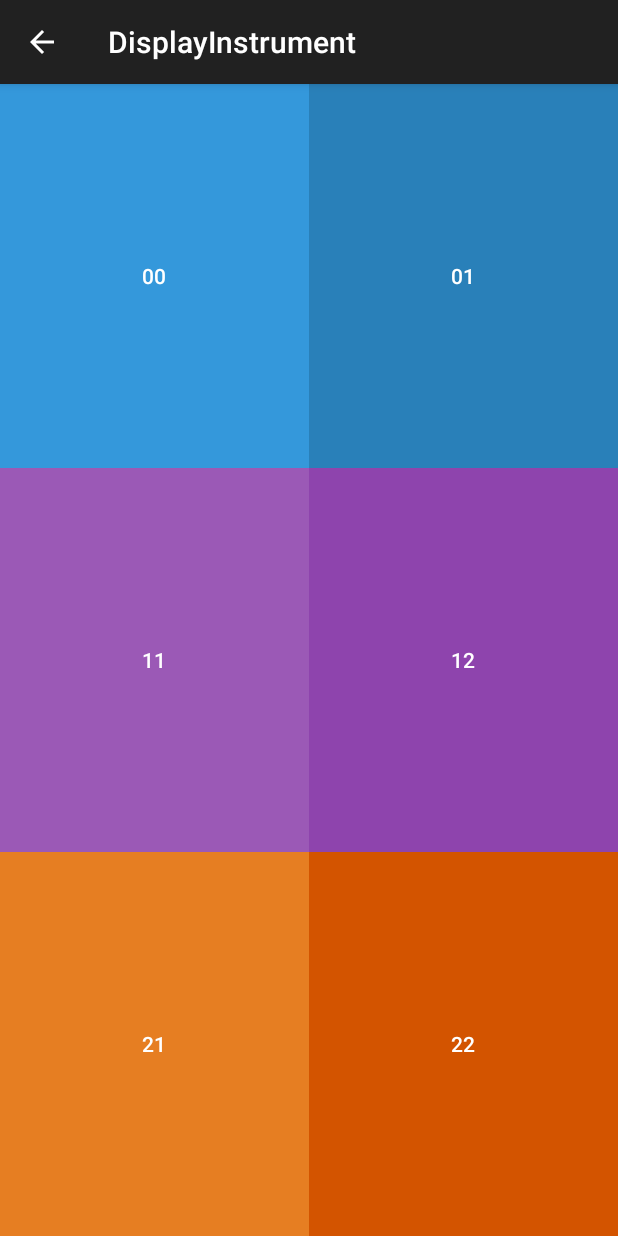
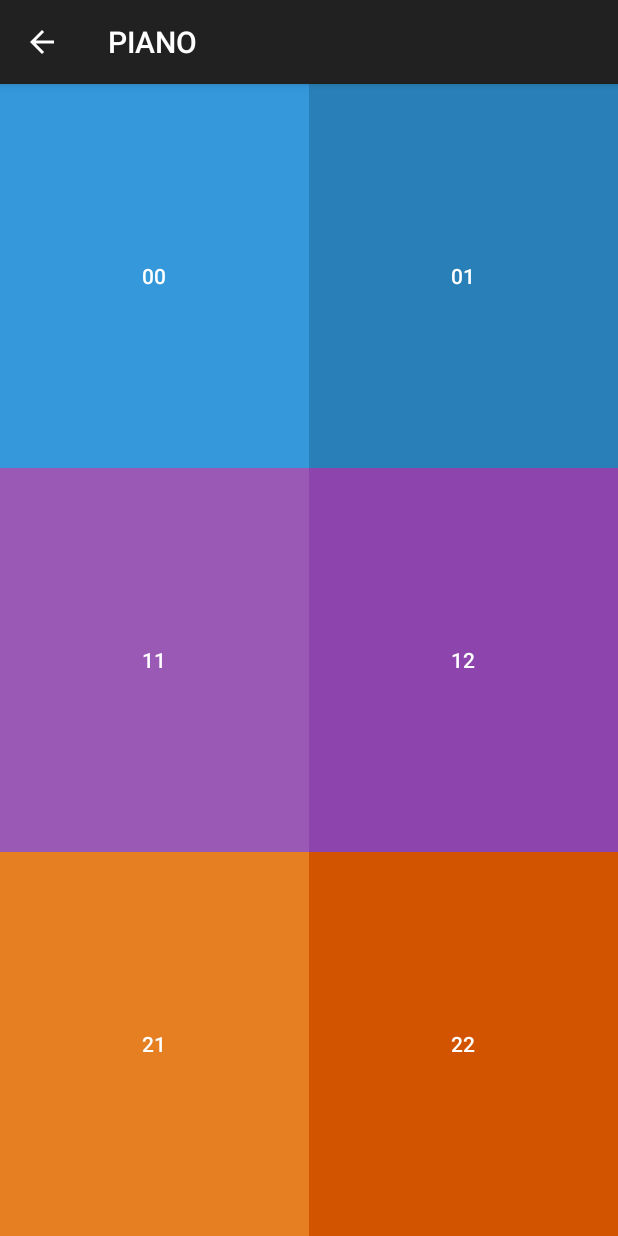
Before and after one commit to helloworld/Drummr-Android, an Android app: the screen it shows after launch (DisplayInstrumentActivity), after a tap on "PIANO", on a phone screen of 412 x 824 dp. Run offline under Robolectric (Android 15) with nearby library versions, the phone set to English and light mode, and no system bars; libraries missing offline, so code that uses them is left out: com.github.nkzawa.emitter, com.github.nkzawa.socketio; 2 statements that could not run were skipped.

Commit message:
Change Title of DisplayInstrumentActivity

```diff
--- a/app/src/main/java/thupukari/com/drummr/DisplayInstrumentActivity.java
+++ b/app/src/main/java/thupukari/com/drummr/DisplayInstrumentActivity.java
@@ -24,8 +24,13 @@ public class DisplayInstrumentActivity extends ActionBarActivity {
     protected void onCreate(Bundle savedInstanceState) {
         super.onCreate(savedInstanceState);
 
+
+
         Intent intent = getIntent();
         final String intrument = intent.getStringExtra(MainActivity.EXTRA_INSTRUMENT);
+
+        setTitle(intrument.toUpperCase());
+
 
 
         try {
```
